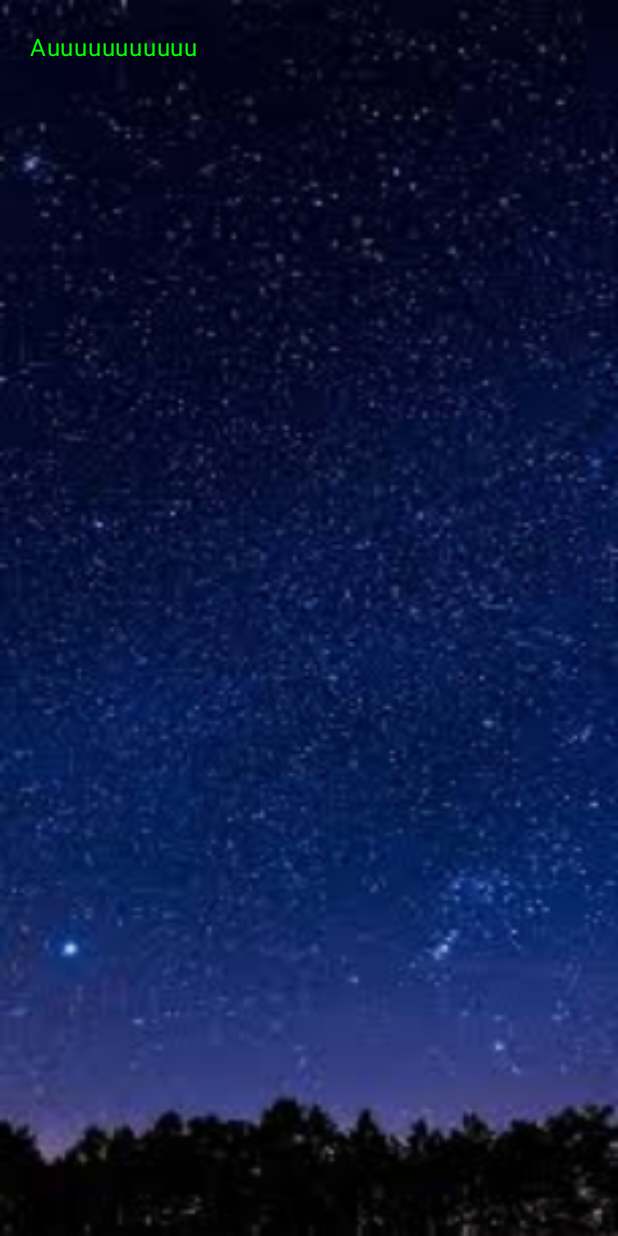
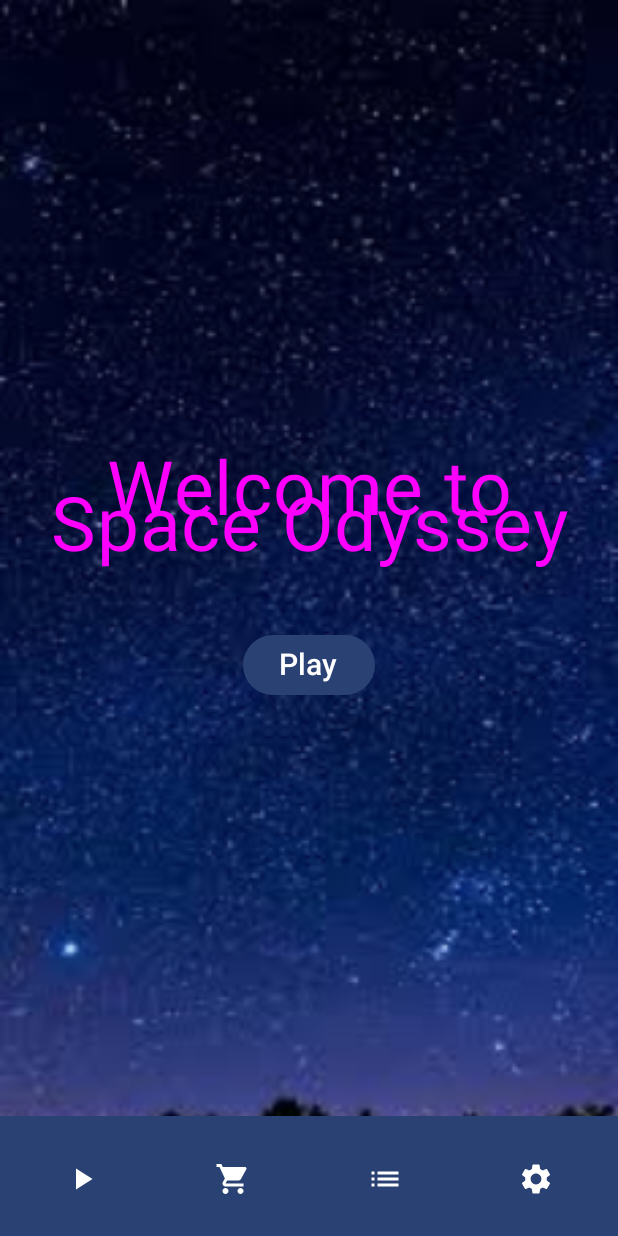
Before and after one commit to TruePelmen/TestTaskGame, an Android app built with Jetpack Compose: the screen it shows after launch (MainActivity), on a phone screen of 412 x 824 dp. Run offline under Robolectric (Android 15) with nearby library versions, the phone set to English and light mode, and no system bars.

Commit message:
MainScreen with bottom bar and play button

```diff
--- a/app/src/main/java/com/example/testtaskgame/MainActivity.kt
+++ b/app/src/main/java/com/example/testtaskgame/MainActivity.kt
@@ -70,10 +70,8 @@ class MainActivity : ComponentActivity() {
 
         enableEdgeToEdge()
         setContent {
-            TestTaskGameTheme {
-                Scaffold(modifier = Modifier.fillMaxSize()) { innerPadding ->
-                    MainScreen(modifier = Modifier.padding(innerPadding))
-                }
+            TestTaskGameTheme{
+                    MainScreen()
             }
         }
     }
--- a/app/src/main/java/com/example/testtaskgame/screens/LoadingScreen.kt
+++ b/app/src/main/java/com/example/testtaskgame/screens/LoadingScreen.kt
@@ -12,13 +12,19 @@ import androidx.compose.foundation.layout.size
 import androidx.compose.material3.CircularProgressIndicator
 import androidx.compose.material3.MaterialTheme
 import androidx.compose.material3.Surface
+import androidx.compose.material3.Text
 import androidx.compose.runtime.Composable
 import androidx.compose.ui.Alignment
 import androidx.compose.ui.Modifier
+import androidx.compose.ui.graphics.Color
 import androidx.compose.ui.res.painterResource
+import androidx.compose.ui.text.font.FontWeight
+import androidx.compose.ui.tooling.preview.Preview
 import androidx.compose.ui.unit.dp
+import androidx.compose.ui.unit.sp
 import com.example.testtaskgame.R
 
+@Preview
 @Composable
 fun LoadingScreen(modifier: Modifier = Modifier) {
     Surface(
@@ -42,6 +48,13 @@ fun LoadingScreen(modifier: Modifier = Modifier) {
                         .padding(30.dp)
                 )
                 Spacer(modifier = Modifier.height(30.dp))
+                Text(
+                    text = "Space Odyssey",
+                    Modifier.padding(20.dp),
+                    color = Color.Magenta,
+                    fontSize = 50.sp
+                )
+                Spacer(modifier = Modifier.height(30.dp))
                 CircularProgressIndicator(
                     modifier = Modifier.padding(20.dp),
                     color = MaterialTheme.colorScheme.primary,
--- a/app/src/main/java/com/example/testtaskgame/screens/MainScreen.kt
+++ b/app/src/main/java/com/example/testtaskgame/screens/MainScreen.kt
@@ -1,9 +1,26 @@
 package com.example.testtaskgame.screens
 
 import androidx.compose.foundation.Image
+import androidx.compose.foundation.background
+import androidx.compose.foundation.layout.Arrangement
 import androidx.compose.foundation.layout.Box
+import androidx.compose.foundation.layout.Column
+import androidx.compose.foundation.layout.Row
 import androidx.compose.foundation.layout.fillMaxSize
+import androidx.compose.foundation.layout.fillMaxWidth
 import androidx.compose.foundation.layout.padding
+import androidx.compose.foundation.layout.size
+import androidx.compose.foundation.shape.CircleShape
+import androidx.compose.material.icons.Icons
+import androidx.compose.material.icons.filled.List
+import androidx.compose.material.icons.filled.PlayArrow
+import androidx.compose.material.icons.filled.Settings
+import androidx.compose.material.icons.filled.ShoppingCart
+import androidx.compose.material3.BottomAppBar
+import androidx.compose.material3.Button
+import androidx.compose.material3.Icon
+import androidx.compose.material3.IconButton
+import androidx.compose.material3.MaterialTheme
 import androidx.compose.material3.Scaffold
 import androidx.compose.material3.Text
 import androidx.compose.runtime.Composable
@@ -12,18 +29,76 @@ import androidx.compose.ui.Modifier
 import androidx.compose.ui.graphics.Color
 import androidx.compose.ui.layout.ContentScale
 import androidx.compose.ui.res.painterResource
+import androidx.compose.ui.text.style.TextAlign
+import androidx.compose.ui.tooling.preview.Preview
 import androidx.compose.ui.unit.dp
+import androidx.compose.ui.unit.sp
 import com.example.testtaskgame.R
 
+@Preview
 @Composable
-fun MainScreen(modifier: Modifier)
-{
-    Image(painter = painterResource(
-        id = R.drawable.space_sky),
-        contentDescription = "Background",
-        modifier = Modifier.fillMaxSize(),
-        contentScale = ContentScale.FillBounds)
-    Box(contentAlignment = Alignment.Center){
-            Text(text = "Auuuuuuuuuuu", Modifier.padding(20.dp), color = Color.Green)
+fun MainScreen() {
+    Scaffold(
+        bottomBar = {
+            BottomAppBar(
+                containerColor = MaterialTheme.colorScheme.primary,
+                contentColor = MaterialTheme.colorScheme.onPrimary,
+            ) {
+                Row(
+                    modifier = Modifier.fillMaxWidth(),
+                    horizontalArrangement = Arrangement.SpaceAround,
+                    verticalAlignment = Alignment.CenterVertically
+                ) {
+                    IconButton(onClick = { /*TODO*/ }) {
+                        Icon(
+                            Icons.Filled.PlayArrow, contentDescription = "Settings"
+                        )
+                    }
+                    IconButton(onClick = { /*TODO*/ }) {
+                        Icon(
+                            Icons.Filled.ShoppingCart, contentDescription = "Settings"
+                        )
+                    }
+                    IconButton(onClick = { /*TODO*/ }) {
+                        Icon(
+                            Icons.Filled.List, contentDescription = "Settings"
+                        )
+                    }
+                    IconButton(onClick = { /*TODO*/ }) {
+                        Icon(
+                            Icons.Filled.Settings, contentDescription = "Settings"
+                        )
+                    }
+                }
+            }
+        }
+    ) { innerPadding ->
+        Image(
+            painter = painterResource(id = R.drawable.space_sky),
+            contentDescription = "Background",
+            modifier = Modifier.fillMaxSize(),
+            contentScale = ContentScale.FillBounds
+        )
+        Box(contentAlignment = Alignment.Center, modifier = Modifier.padding(innerPadding)) {
+            Column(
+                horizontalAlignment = Alignment.CenterHorizontally,
+                verticalArrangement = Arrangement.Center,
+                modifier = Modifier.fillMaxSize()
+            ) {
+                Text(
+                    text = "Welcome to Space Odyssey",
+                    Modifier.padding(20.dp),
+                    color = Color.Magenta,
+                    fontSize = 50.sp,
+                    textAlign = TextAlign.Center
+                )
+                Button(
+                    onClick = { /*TODO: Start game*/ },
+                    modifier = Modifier.padding(top = 20.dp)
+                ) {
+                    Text(text = "Play", fontSize = 20.sp)
+                }
+            }
+        }
     }
 }
```
